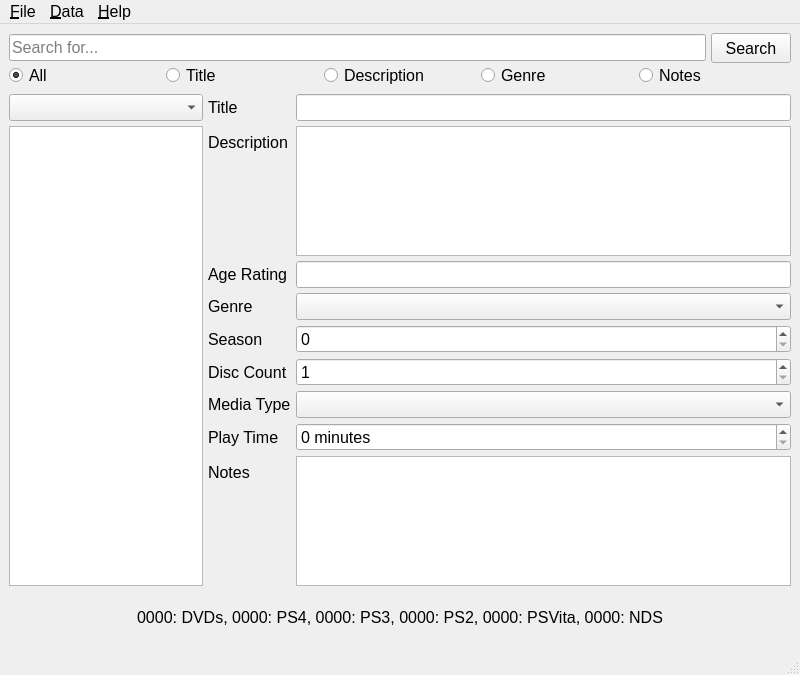
The window that ui_mdb_main.ui (DivineHermit/Media-Database-v1) describes before a commit, drawn with Qt 5.
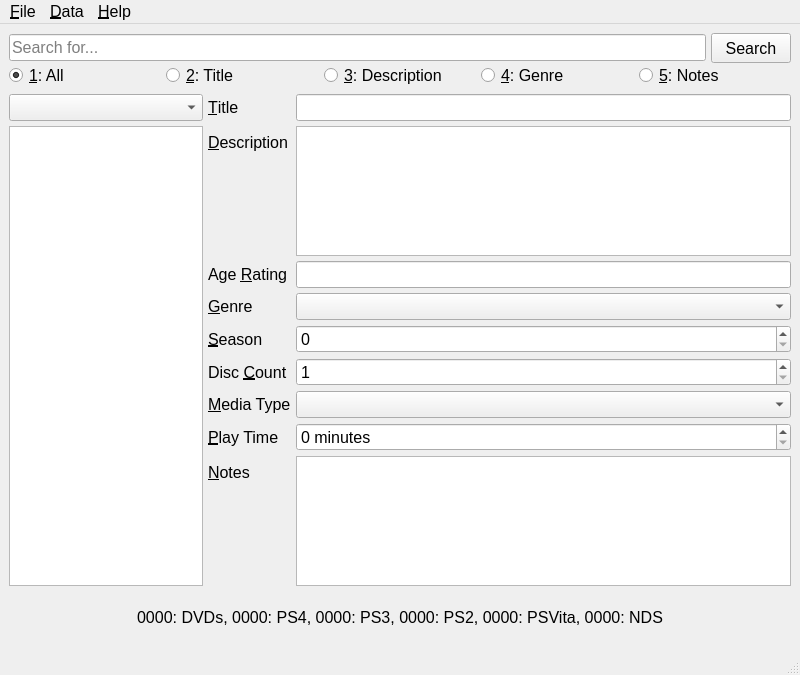
The same window after the commit.

Commit message: Updated main UI shortcut keys & buddies.

What changed in the file:
```diff
--- a/ui_mdb_main.ui
+++ b/ui_mdb_main.ui
@@ -85,7 +85,7 @@
            </font>
           </property>
           <property name="text">
-           <string>All</string>
+           <string>&amp;1: All</string>
           </property>
           <property name="checked">
            <bool>true</bool>
@@ -101,7 +101,7 @@
            </font>
           </property>
           <property name="text">
-           <string>Title</string>
+           <string>&amp;2: Title</string>
           </property>
          </widget>
         </item>
@@ -114,7 +114,7 @@
            </font>
           </property>
           <property name="text">
-           <string>Description</string>
+           <string>&amp;3: Description</string>
           </property>
          </widget>
         </item>
@@ -127,7 +127,7 @@
            </font>
           </property>
           <property name="text">
-           <string>Genre</string>
+           <string>&amp;4: Genre</string>
           </property>
          </widget>
         </item>
@@ -140,7 +140,7 @@
            </font>
           </property>
           <property name="text">
-           <string>Notes</string>
+           <string>&amp;5: Notes</string>
           </property>
          </widget>
         </item>
@@ -200,7 +200,10 @@
            </font>
           </property>
           <property name="text">
-           <string>Title</string>
+           <string>&amp;Title</string>
+          </property>
+          <property name="buddy">
+           <cstring>le_title</cstring>
           </property>
          </widget>
         </item>
@@ -223,7 +226,10 @@
            </font>
           </property>
           <property name="text">
-           <string>Description</string>
+           <string>&amp;Description</string>
+          </property>
+          <property name="buddy">
+           <cstring>te_description</cstring>
           </property>
          </widget>
         </item>
@@ -236,7 +242,10 @@
            </font>
           </property>
           <property name="text">
-           <string>Genre</string>
+           <string>&amp;Genre</string>
+          </property>
+          <property name="buddy">
+           <cstring>cb_genre</cstring>
           </property>
          </widget>
         </item>
@@ -249,7 +258,10 @@
            </font>
           </property>
           <property name="text">
-           <string>Season</string>
+           <string>&amp;Season</string>
+          </property>
+          <property name="buddy">
+           <cstring>sb_season</cstring>
           </property>
          </widget>
         </item>
@@ -262,7 +274,10 @@
            </font>
           </property>
           <property name="text">
-           <string>Disc Count</string>
+           <string>Disc &amp;Count</string>
+          </property>
+          <property name="buddy">
+           <cstring>sb_disc_count</cstring>
           </property>
          </widget>
         </item>
@@ -275,7 +290,10 @@
            </font>
           </property>
           <property name="text">
-           <string>Media Type</string>
+           <string>&amp;Media Type</string>
+          </property>
+          <property name="buddy">
+           <cstring>cb_media_type</cstring>
           </property>
          </widget>
         </item>
@@ -288,7 +306,10 @@
            </font>
           </property>
           <property name="text">
-           <string>Age Rating</string>
+           <string>Age &amp;Rating</string>
+          </property>
+          <property name="buddy">
+           <cstring>le_age_rating</cstring>
           </property>
          </widget>
         </item>
@@ -347,7 +368,10 @@
            </font>
           </property>
           <property name="text">
-           <string>Play Time</string>
+           <string>&amp;Play Time</string>
+          </property>
+          <property name="buddy">
+           <cstring>sb_play_time</cstring>
           </property>
          </widget>
         </item>
@@ -396,7 +420,10 @@
            </font>
           </property>
           <property name="text">
-           <string>Notes</string>
+           <string>&amp;Notes</string>
+          </property>
+          <property name="buddy">
+           <cstring>te_notes</cstring>
           </property>
          </widget>
         </item>
```
Left out of the diff: 24 changed lines with no effect on the pictures. The commit also changes 1 other file.
